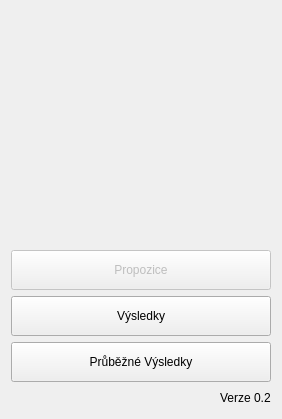
First picture: the form in menu.ui, repository jjunior776/pekelnik, before the edit.
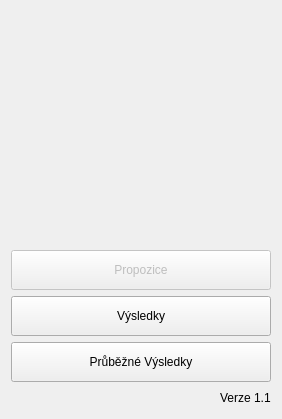
Second picture: the form after the edit. Icons and pictures are not drawn.

Patch:
```diff
--- a/menu.ui
+++ b/menu.ui
@@ -152,7 +152,7 @@
      <item>
       <widget class="QLabel" name="label">
        <property name="text">
-        <string>Verze 0.2</string>
+        <string>Verze 1.1</string>
        </property>
       </widget>
      </item>
```
